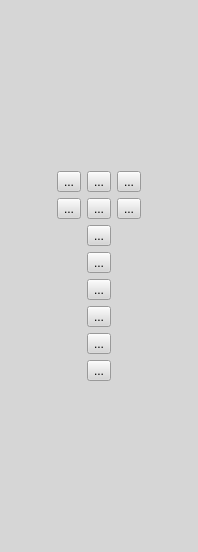
The window that ui/ToolsBar.ui (CplusplusML/CplusplusML) describes before a commit, drawn with Qt 5.
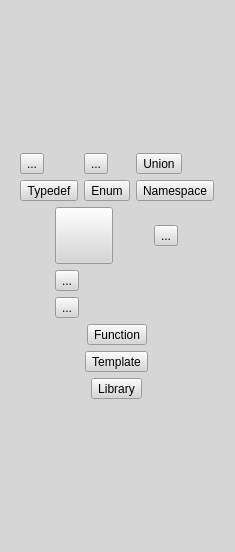
The same window after the commit. Icons and pictures are not drawn.

Commit message: Toolsbar adds (icons and stuff)

```diff
--- a/ui/ToolsBar.ui
+++ b/ui/ToolsBar.ui
@@ -6,7 +6,7 @@
    <rect>
     <x>0</x>
     <y>0</y>
-    <width>198</width>
+    <width>235</width>
     <height>552</height>
    </rect>
   </property>
@@ -20,33 +20,49 @@
    <item row="0" column="0">
     <layout class="QVBoxLayout" name="verticalLayout">
      <item>
-      <layout class="QGridLayout" name="gridLayout_7">
+      <layout class="QGridLayout" name="ObjectLayout">
+       <property name="sizeConstraint">
+        <enum>QLayout::SetDefaultConstraint</enum>
+       </property>
        <item row="2" column="2">
         <widget class="QToolButton" name="toolButton">
          <property name="text">
-          <string>...</string>
+          <string>Namespace</string>
          </property>
         </widget>
        </item>
        <item row="2" column="1">
         <widget class="QToolButton" name="toolButton_2">
          <property name="text">
-          <string>...</string>
+          <string>Enum</string>
          </property>
         </widget>
        </item>
        <item row="2" column="0">
         <widget class="QToolButton" name="toolButton_3">
          <property name="text">
-          <string>...</string>
+          <string>Typedef</string>
          </property>
         </widget>
        </item>
        <item row="0" column="0">
-        <widget class="QToolButton" name="toolButton_4">
+        <widget class="QToolButton" name="ToolClass">
+         <property name="autoFillBackground">
+          <bool>false</bool>
+         </property>
          <property name="text">
           <string>...</string>
          </property>
+         <property name="icon">
+          <iconset resource="ressources.qrc">
+           <normaloff>:/icons/icons/ToolClass.png</normaloff>:/icons/icons/ToolClass.png</iconset>
+         </property>
+         <property name="iconSize">
+          <size>
+           <width>45</width>
+           <height>35</height>
+          </size>
+         </property>
         </widget>
        </item>
        <item row="0" column="1">
@@ -54,12 +70,28 @@
          <property name="text">
           <string>...</string>
          </property>
+         <property name="icon">
+          <iconset resource="ressources.qrc">
+           <normaloff>:/icons/icons/ToolStruct.png</normaloff>:/icons/icons/ToolStruct.png</iconset>
+         </property>
+         <property name="iconSize">
+          <size>
+           <width>45</width>
+           <height>35</height>
+          </size>
+         </property>
         </widget>
        </item>
        <item row="0" column="2">
         <widget class="QToolButton" name="toolButton_6">
          <property name="text">
-          <string>...</string>
+          <string>Union</string>
+         </property>
+         <property name="iconSize">
+          <size>
+           <width>35</width>
+           <height>35</height>
+          </size>
          </property>
         </widget>
        </item>
@@ -70,7 +102,17 @@
        <item row="0" column="0">
         <widget class="QToolButton" name="toolButton_7">
          <property name="text">
-          <string>...</string>
+          <string/>
+         </property>
+         <property name="icon">
+          <iconset resource="ressources.qrc">
+           <normaloff>:/icons/icons/ToolDependency.png</normaloff>:/icons/icons/ToolDependency.png</iconset>
+         </property>
+         <property name="iconSize">
+          <size>
+           <width>50</width>
+           <height>50</height>
+          </size>
          </property>
         </widget>
        </item>
@@ -79,6 +121,16 @@
          <property name="text">
           <string>...</string>
          </property>
+         <property name="icon">
+          <iconset resource="ressources.qrc">
+           <normaloff>:/icons/icons/ToolComposition.png</normaloff>:/icons/icons/ToolComposition.png</iconset>
+         </property>
+         <property name="iconSize">
+          <size>
+           <width>50</width>
+           <height>50</height>
+          </size>
+         </property>
         </widget>
        </item>
        <item row="1" column="0">
@@ -86,8 +138,35 @@
          <property name="text">
           <string>...</string>
          </property>
+         <property name="icon">
+          <iconset resource="ressources.qrc">
+           <normaloff>:/icons/icons/ToolAggregation.png</normaloff>:/icons/icons/ToolAggregation.png</iconset>
+         </property>
+         <property name="iconSize">
+          <size>
+           <width>50</width>
+           <height>50</height>
+          </size>
+         </property>
         </widget>
        </item>
+       <item row="0" column="1">
+        <widget class="QToolButton" name="Inheritance">
+         <property name="text">
+          <string>...</string>
+         </property>
+         <property name="icon">
+          <iconset resource="ressources.qrc">
+           <normaloff>:/icons/icons/ToolAccess.png</normaloff>:/icons/icons/ToolAccess.png</iconset>
+         </property>
+         <property name="iconSize">
+          <size>
+           <width>50</width>
+           <height>50</height>
+          </size>
+         </property>
+        </widget>
+       </item>
       </layout>
      </item>
      <item>
@@ -95,7 +174,7 @@
        <item row="0" column="0">
         <widget class="QToolButton" name="toolButton_10">
          <property name="text">
-          <string>...</string>
+          <string>Function</string>
          </property>
         </widget>
        </item>
@@ -106,7 +185,7 @@
        <item row="0" column="0">
         <widget class="QToolButton" name="toolButton_11">
          <property name="text">
-          <string>...</string>
+          <string>Template</string>
          </property>
         </widget>
        </item>
@@ -117,7 +196,7 @@
        <item row="0" column="0">
         <widget class="QToolButton" name="toolButton_12">
          <property name="text">
-          <string>...</string>
+          <string>Library</string>
          </property>
         </widget>
        </item>
```
Left out of the diff: 34 changed lines with no effect on the pictures. The commit also changes 7 other files.
